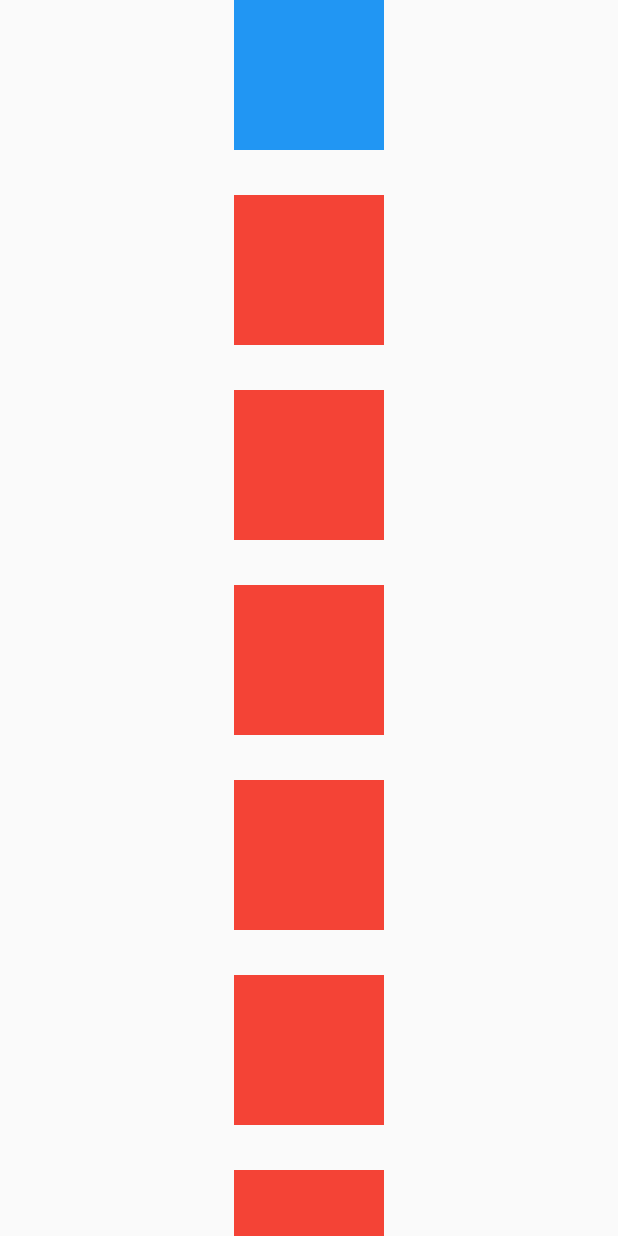
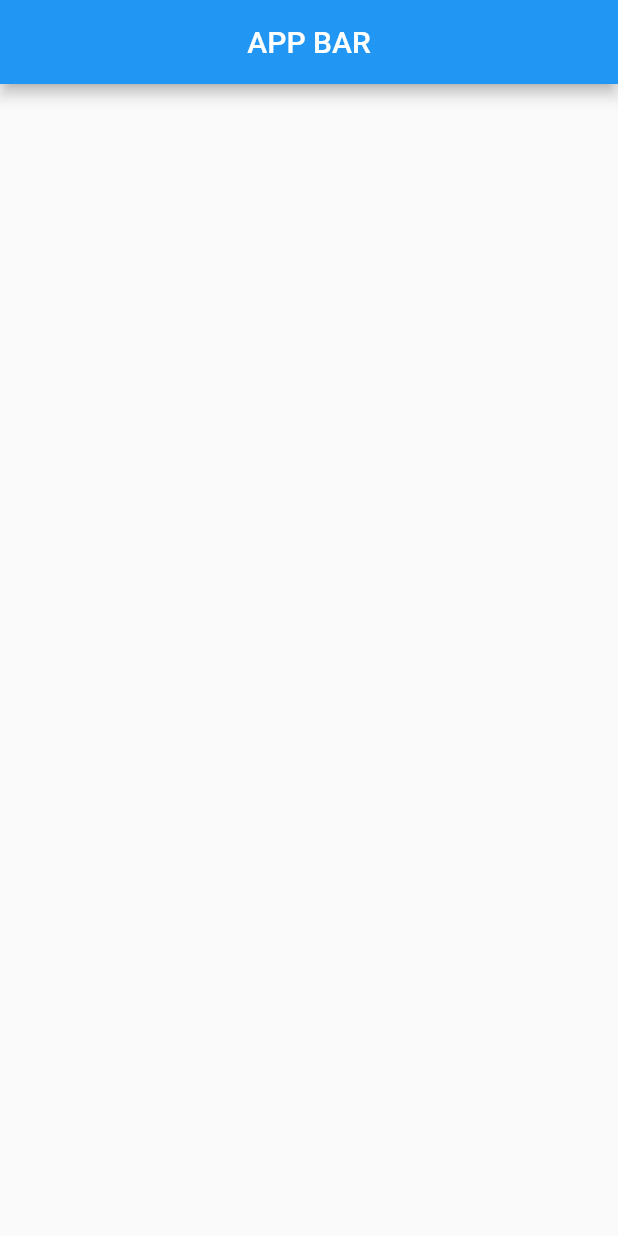
Before and after one commit to arsalan98m/flutter_basic_widgets, a Flutter app: the screen it shows after launch, on a phone screen of 412 x 824 dp. Run offline on Flutter 3.47's test engine with Material 2 defaults, Android fonts, the phone set to English and light mode, and no system bars.

Commit message:
appbar widget

```diff
--- a/lib/main.dart
+++ b/lib/main.dart
@@ -11,73 +11,9 @@ class MyApp extends StatelessWidget {
       debugShowCheckedModeBanner: false,
       home: SafeArea(
         child: Scaffold(
-          body: SingleChildScrollView(
-            child: Center(
-              child: Column(
-                children: [
-                  Container(
-                    height: 100,
-                    width: 100,
-                    color: Colors.blue,
-                  ),
-                  SizedBox(
-                    height: 30,
-                  ),
-                  Container(
-                    height: 100,
-                    width: 100,
-                    color: Colors.red,
-                  ),
-                  SizedBox(
-                    height: 30,
-                  ),
-                  Container(
-                    height: 100,
-                    width: 100,
-                    color: Colors.red,
-                  ),
-                  SizedBox(
-                    height: 30,
-                  ),
-                  Container(
-                    height: 100,
-                    width: 100,
-                    color: Colors.red,
-                  ),
-                  SizedBox(
-                    height: 30,
-                  ),
-                  Container(
-                    height: 100,
-                    width: 100,
-                    color: Colors.red,
-                  ),
-                  SizedBox(
-                    height: 30,
-                  ),
-                  Container(
-                    height: 100,
-                    width: 100,
-                    color: Colors.red,
-                  ),
-                  SizedBox(
-                    height: 30,
-                  ),
-                  Container(
-                    height: 100,
-                    width: 100,
-                    color: Colors.red,
-                  ),
-                  SizedBox(
-                    height: 30,
-                  ),
-                  Container(
-                    height: 100,
-                    width: 100,
-                    color: Colors.red,
-                  ),
-                ],
-              ),
+          appBar: AppBar(
+            title: Center(
+              child: Text('APP BAR'),
             ),
           ),
         ),
```
